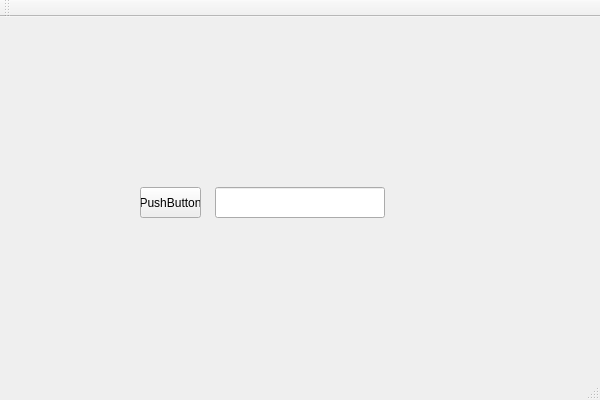
Above: Client1/NumericAnswer.ui from Paul-Podoleanu/ProjectModernCpp before the change. Below: the same form after it.
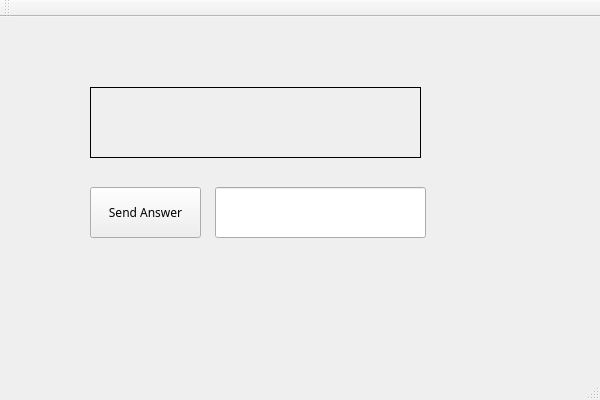
That is the form after the change.

The edit to the form file:
```diff
--- a/Client1/NumericAnswer.ui
+++ b/Client1/NumericAnswer.ui
@@ -13,39 +13,58 @@
   <property name="windowTitle">
    <string>NumericAnswer</string>
   </property>
+  <property name="styleSheet">
+   <string notr="true">background: none;</string>
+  </property>
   <widget class="QWidget" name="centralWidget">
    <widget class="QLineEdit" name="answer">
     <property name="geometry">
      <rect>
       <x>215</x>
       <y>170</y>
-      <width>170</width>
-      <height>31</height>
+      <width>211</width>
+      <height>51</height>
      </rect>
     </property>
    </widget>
    <widget class="QPushButton" name="sendAnswer">
     <property name="geometry">
      <rect>
-      <x>140</x>
+      <x>90</x>
       <y>170</y>
-      <width>61</width>
-      <height>31</height>
+      <width>111</width>
+      <height>51</height>
      </rect>
     </property>
+    <property name="font">
+     <font>
+      <family>Segoe Print</family>
+     </font>
+    </property>
     <property name="text">
-     <string>PushButton</string>
+     <string>Send Answer</string>
     </property>
    </widget>
    <widget class="QLabel" name="Question">
     <property name="geometry">
      <rect>
-      <x>110</x>
-      <y>100</y>
-      <width>271</width>
-      <height>61</height>
+      <x>90</x>
+      <y>70</y>
+      <width>331</width>
+      <height>71</height>
      </rect>
     </property>
+    <property name="font">
+     <font>
+      <family>Segoe Print</family>
+     </font>
+    </property>
+    <property name="frameShape">
+     <enum>QFrame::Box</enum>
+    </property>
+    <property name="midLineWidth">
+     <number>2</number>
+    </property>
     <property name="text">
      <string/>
     </property>
```
Left out of the diff: 6 changed lines with no effect on the pictures.
